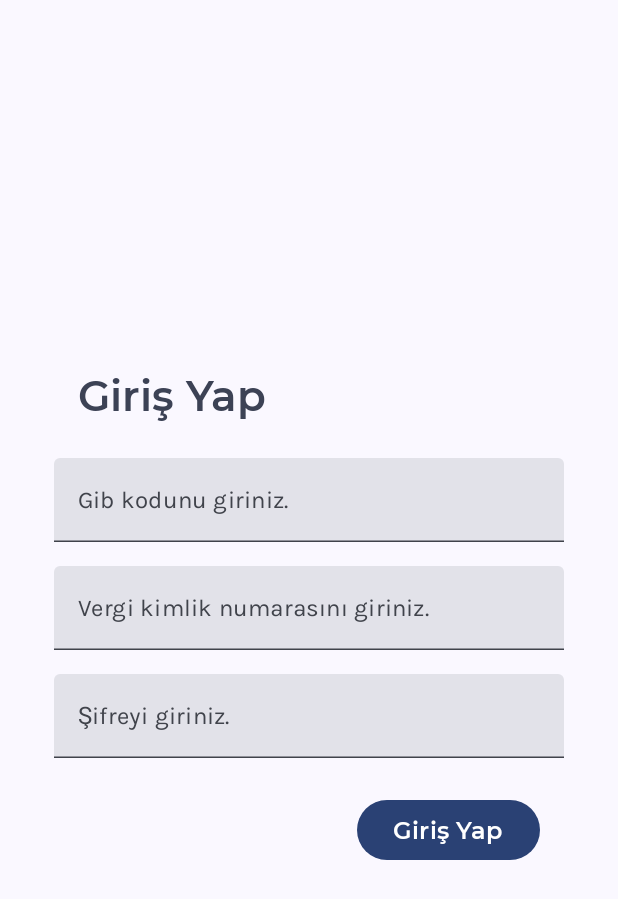
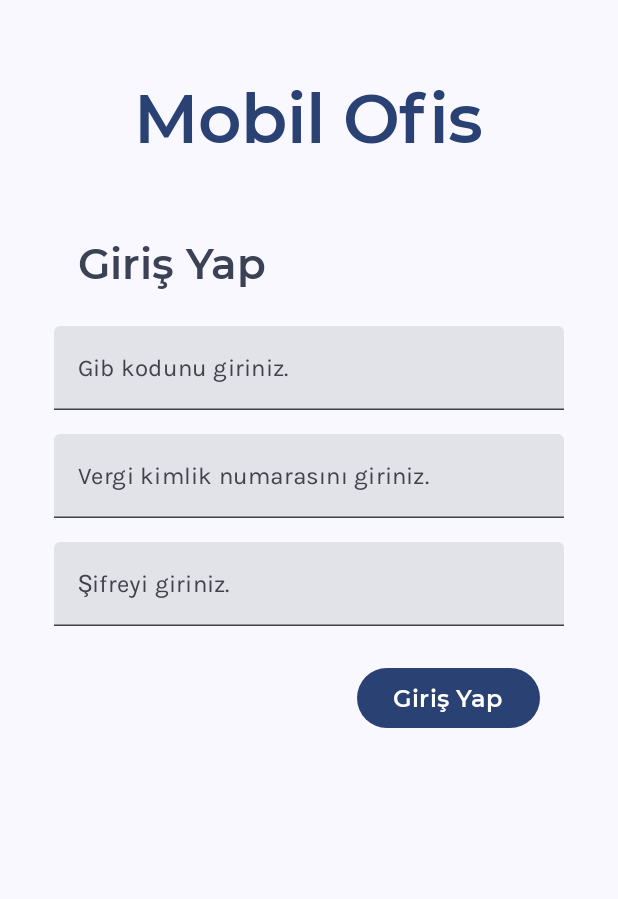
Before and after one commit to hbemretasci/MobilOfisApP, an Android app built with Jetpack Compose: the screen it shows after launch (MainActivity), on a phone screen of 412 x 824 dp. Shown: the top 899 px of the screen. Run offline under Robolectric (Android 15) with nearby library versions, the phone set to English and light mode, and no system bars; our stand-ins replace Dagger/Hilt's generated code, accompanist.

Commit message:
Splash screen and login screen implemented

```diff
--- a/app/src/main/java/com/codmine/mukellef/domain/model/TaxPayer.kt
+++ b/app/src/main/java/com/codmine/mukellef/domain/model/TaxPayer.kt
@@ -3,6 +3,6 @@ package com.codmine.mukellef.domain.model
 data class TaxPayer(
     val loginResult: String,
     val loginMessage: String,
-    val userId: String,
-    val accountantId: String
+    val userId: String? = "",
+    val accountantId: String? = ""
 )
--- a/app/src/main/java/com/codmine/mukellef/presentation/MainActivity.kt
+++ b/app/src/main/java/com/codmine/mukellef/presentation/MainActivity.kt
@@ -28,7 +28,7 @@ class MainActivity : ComponentActivity() {
                     consumeWindowInsets = false) {
                     Surface(
                         modifier = Modifier.fillMaxSize(),
-                        color = MaterialTheme.colorScheme.surface,
+                        color = MaterialTheme.colorScheme.background,
                     ) {
                         val navController = rememberNavController()
                         val navBackStackEntry by navController.currentBackStackEntryAsState()
--- a/app/src/main/java/com/codmine/mukellef/presentation/components/Navigation.kt
+++ b/app/src/main/java/com/codmine/mukellef/presentation/components/Navigation.kt
@@ -1,6 +1,7 @@
 package com.codmine.mukellef.presentation.components
 
 import androidx.compose.foundation.layout.PaddingValues
+import androidx.compose.material3.SnackbarHostState
 import androidx.compose.runtime.Composable
 import androidx.navigation.NavController
 import androidx.navigation.NavHostController
@@ -12,6 +13,7 @@ import com.codmine.mukellef.presentation.splash_screen.SplashScreen
 @Composable
 fun Navigation(
     navController: NavController,
+    snackbarHostState: SnackbarHostState,
     paddingValues: PaddingValues
 ) {
     NavHost(
@@ -23,7 +25,7 @@ fun Navigation(
         }
 
         composable(Screen.Login.route) {
-            LoginScreen(navController = navController)
+            LoginScreen(navController = navController, snackbarHostState)
         }
 
         composable(Screen.Notification.route + "/{gib}/{vk}/{pass}/{user}/{accountant}") {
--- a/app/src/main/java/com/codmine/mukellef/presentation/components/OfisScaffold.kt
+++ b/app/src/main/java/com/codmine/mukellef/presentation/components/OfisScaffold.kt
@@ -4,6 +4,7 @@ import androidx.compose.material.icons.Icons
 import androidx.compose.material.icons.filled.ExitToApp
 import androidx.compose.material3.*
 import androidx.compose.runtime.Composable
+import androidx.compose.runtime.remember
 import androidx.compose.ui.Modifier
 import androidx.compose.ui.res.stringResource
 import androidx.navigation.NavController
@@ -20,6 +21,8 @@ fun OfisScaffold(
     showBars: Boolean = true,
     onActIconPressed: () -> Unit = { }
 ) {
+    val snackbarHostState = remember { SnackbarHostState() }
+
     Scaffold(
         modifier = modifier
             .navigationBarsPadding()
@@ -49,8 +52,12 @@ fun OfisScaffold(
         },
         bottomBar = {
             if(showBars) OfisBottomBar(navController, showBars)
+        },
+        snackbarHost = {
+            SnackbarHost(snackbarHostState)
         }
+
     ) {
-        Navigation(navController, it)
+        Navigation(navController, snackbarHostState, it)
     }
 }
--- a/app/src/main/java/com/codmine/mukellef/presentation/login_screen/LoginScreen.kt
+++ b/app/src/main/java/com/codmine/mukellef/presentation/login_screen/LoginScreen.kt
@@ -34,6 +34,7 @@ val Context.dataStore by dataStore(Constants.DATA_FILE_KEY, AppSettingsSerialize
 @Composable
 fun LoginScreen(
     navController: NavController,
+    snackbarHostState: SnackbarHostState,
     viewModel: LoginViewModel = hiltViewModel()
 ) {
     val dataState = viewModel.dataState.value
@@ -41,7 +42,6 @@ fun LoginScreen(
     val context = LocalContext.current
     val focusManager = LocalFocusManager.current
     val keyboardController = LocalSoftwareKeyboardController.current
-    val snackbarHostState = remember { SnackbarHostState() }
 
     LaunchedEffect(key1 = context) {
         viewModel.uiEvents.collect { event ->
@@ -54,8 +54,8 @@ fun LoginScreen(
                                 gibData = viewState.gib,
                                 vkData = viewState.vk,
                                 passwordData = viewState.password,
-                                userData = dataState.taxPayer.userId,
-                                accountantData = dataState.taxPayer.accountantId
+                                userData = dataState.taxPayer.userId ?: "",
+                                accountantData = dataState.taxPayer.accountantId ?: ""
                             )
                         }
                         navController.navigate(
@@ -78,12 +78,22 @@ fun LoginScreen(
         }
     }
 
+    Box(modifier = Modifier.fillMaxSize()) {
         Column(
             modifier = Modifier
                 .fillMaxSize()
                 .padding(MaterialTheme.spacing.extraLarge),
-        verticalArrangement = Arrangement.Center
+            verticalArrangement = Arrangement.Top
         ) {
+            Text(
+                modifier = Modifier
+                    .align(Alignment.CenterHorizontally)
+                    .padding(top = MaterialTheme.spacing.medium),
+                text = UiText.StringResources(R.string.app_name).asString(),
+                color = MaterialTheme.colorScheme.primary,
+                style = MaterialTheme.typography.displayMedium
+            )
+            Spacer(modifier = Modifier.height(MaterialTheme.spacing.xxLarge))
             Text(
                 modifier = Modifier.padding(start = MaterialTheme.spacing.medium),
                 text = UiText.StringResources(R.string.login_screen_text).asString(),
@@ -183,4 +193,8 @@ fun LoginScreen(
                 )
             }
         }
+        if(dataState.isLoading) {
+            CircularProgressIndicator(modifier = Modifier.align(Alignment.Center))
         }
+    }
+}
--- a/app/src/main/java/com/codmine/mukellef/presentation/login_screen/LoginViewModel.kt
+++ b/app/src/main/java/com/codmine/mukellef/presentation/login_screen/LoginViewModel.kt
@@ -87,7 +87,6 @@ class LoginViewModel @Inject constructor(
         ).onEach { result ->
             when (result) {
                 is Resource.Success -> {
-                    println("başarılı")
                     _dataState.value = LoginScreenDataState(taxPayer = result.data)
                     _dataState.value.taxPayer?.let {
                         if(it.loginResult == RESULT_USER_LOGIN) {
@@ -102,7 +101,6 @@ class LoginViewModel @Inject constructor(
                     }
                 }
                 is Resource.Error -> {
-                    println("hata")
                     _dataState.value = LoginScreenDataState(
                         error = result.message ?: UiText.StringResources(R.string.unexpected_error).asString(context)
                     )
@@ -113,7 +111,6 @@ class LoginViewModel @Inject constructor(
                     )
                 }
                 is Resource.Loading -> {
-                    println("loading")
                     _dataState.value = LoginScreenDataState(isLoading = true)
                 }
             }
--- a/app/src/main/java/com/codmine/mukellef/ui/theme/Spacing.kt
+++ b/app/src/main/java/com/codmine/mukellef/ui/theme/Spacing.kt
@@ -13,7 +13,8 @@ data class Spacing(
     val small : Dp = 8.dp,
     val medium : Dp = 16.dp,
     val large : Dp = 24.dp,
-    val extraLarge : Dp = 36.dp
+    val extraLarge : Dp = 36.dp,
+    val xxLarge : Dp = 52.dp
 )
 
 val LocalSpacing = compositionLocalOf { Spacing() }
--- a/app/src/main/java/com/codmine/mukellef/ui/theme/Type.kt
+++ b/app/src/main/java/com/codmine/mukellef/ui/theme/Type.kt
@@ -24,14 +24,14 @@ private val KarlaFontFamily = FontFamily(
 val Typography = Typography(
     displayLarge = TextStyle(
         fontFamily = MontserratFontFamily,
-        fontWeight = FontWeight.Light,
+        fontWeight = FontWeight.Bold,
         fontSize = 57.sp,
         lineHeight = 64.sp,
         letterSpacing = 0.sp
     ),
     displayMedium = TextStyle(
         fontFamily = MontserratFontFamily,
-        fontWeight = FontWeight.Light,
+        fontWeight = FontWeight.SemiBold,
         fontSize = 45.sp,
         lineHeight = 52.sp,
         letterSpacing = 0.sp
```
Also changed, not shown: app/src/main/java/com/codmine/mukellef/data/remote/dto/TaxPayerDto.kt (+8 -4 lines), app/src/main/java/com/codmine/mukellef/domain/use_case/login_screen/GetTaxPayer.kt (+2 -9 lines). Lines whose indentation alone changed are shown as unchanged.
